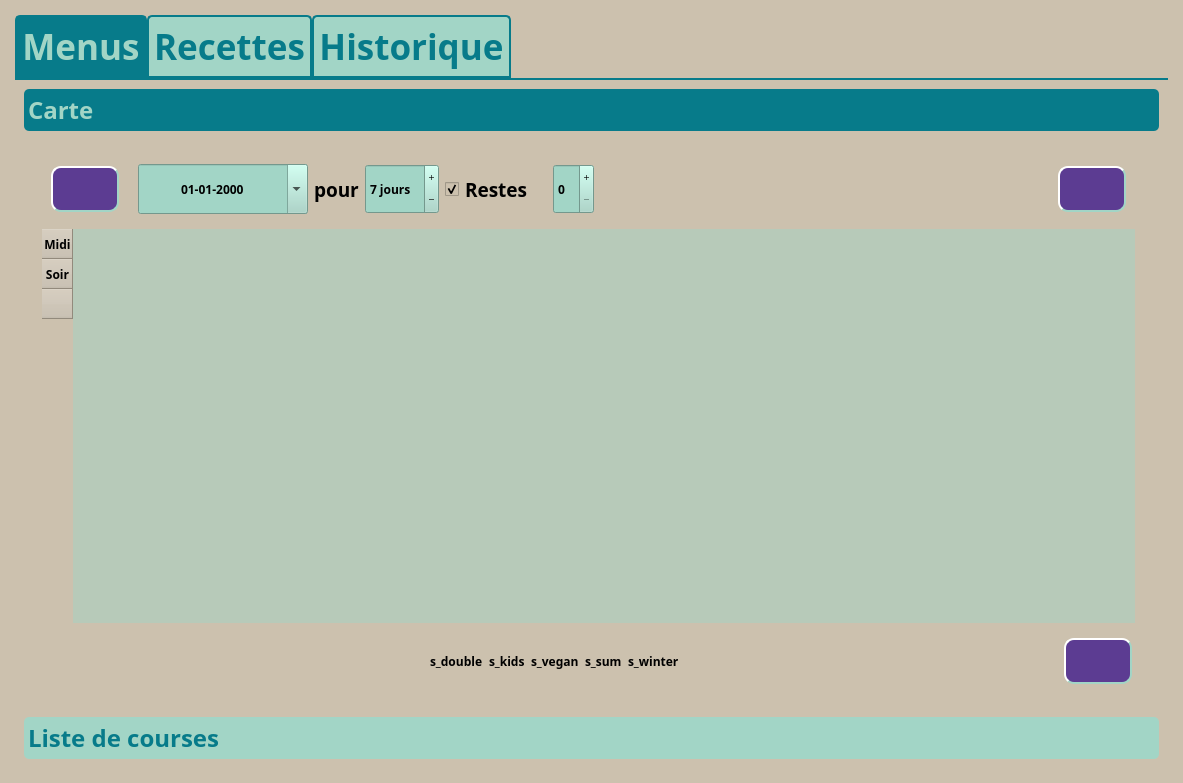
Old version of the form UI/Main_Window.ui in the repository juvarlet/a_table.
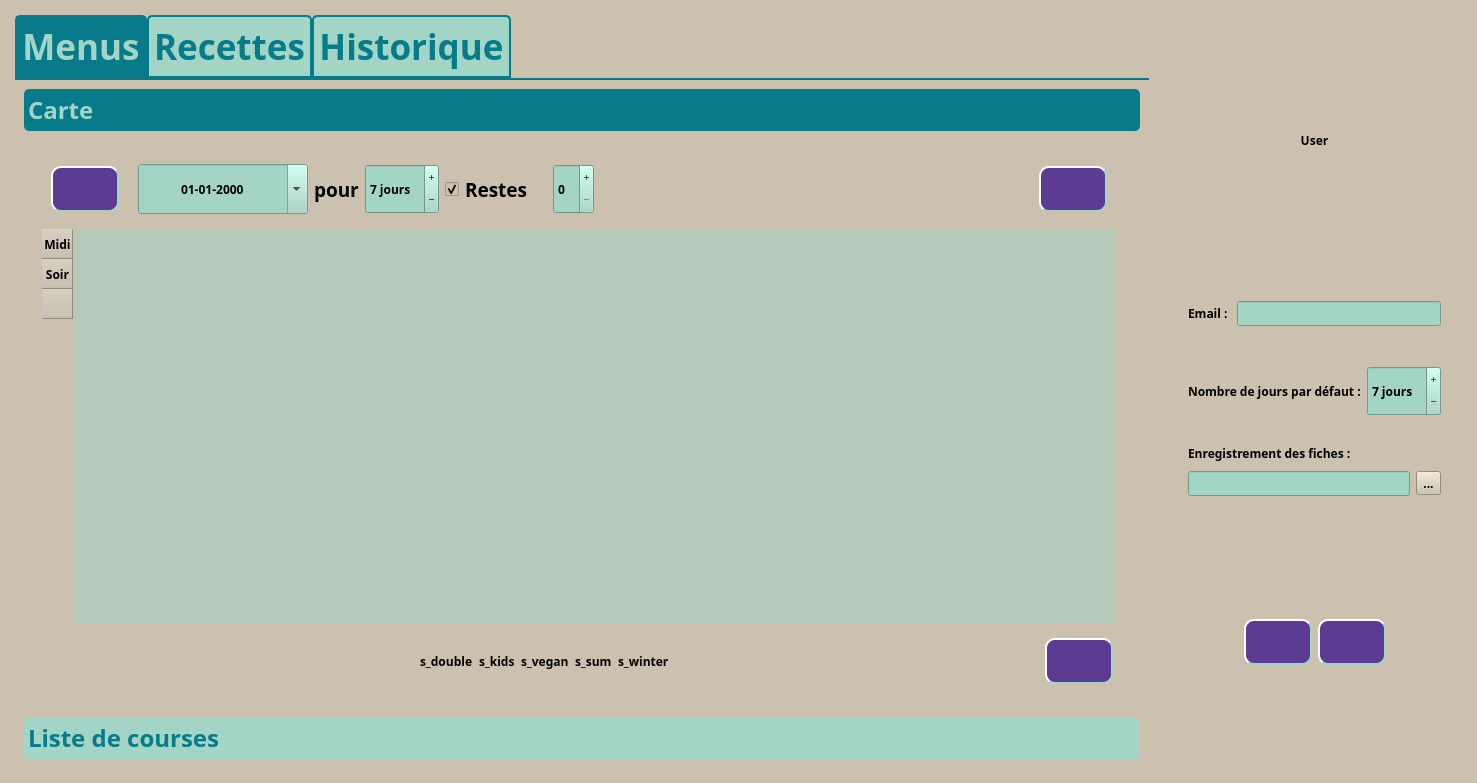
New version of the form. Icons and pictures are not drawn.

Commit message:
[FEATURE] User ID
Add User Settings icon+window
Update values and save to user.id file
...TODO connect Tool Button to askopendir dialog

The edit to the form file:
```diff
--- a/UI/Main_Window.ui
+++ b/UI/Main_Window.ui
@@ -115,6 +115,7 @@
     alignment: center;
 }
 
+
 /* Style the tab using the tab sub-control. Note that
     it reads QTabBar _not_ QTabWidget */
 QTabBar::tab {
@@ -149,6 +150,7 @@
     border-bottom-color: #077B8A; /* same as pane color */
 
 }
+
 /**/
 
 QToolBox::tab {
@@ -691,7 +693,7 @@
                <rect>
                 <x>0</x>
                 <y>0</y>
-                <width>1135</width>
+                <width>785</width>
                 <height>599</height>
                </rect>
               </property>
@@ -797,52 +799,8 @@
                     <property name="frameShadow">
                      <enum>QFrame::Raised</enum>
                     </property>
-                    <layout class="QGridLayout" name="gridLayout_13">
-                     <item row="0" column="5">
-                      <widget class="QCheckBox" name="cB_restes_2">
-                       <property name="font">
-                        <font>
-                         <family>Poiret One</family>
-                         <pointsize>14</pointsize>
-                         <weight>75</weight>
-                         <italic>false</italic>
-                         <bold>true</bold>
-                        </font>
-                       </property>
-                       <property name="toolTip">
-                        <string>Le dernier repas, c'est les restes!</string>
-                       </property>
-                       <property name="text">
-                        <string>Restes</string>
-                       </property>
-                       <property name="checked">
-                        <bool>true</bool>
-                       </property>
-                      </widget>
-                     </item>
-                     <item row="0" column="6">
-                      <widget class="QLabel" name="label_dessert">
-                       <property name="font">
-                        <font>
-                         <family>Poiret One</family>
-                         <pointsize>14</pointsize>
-                         <weight>75</weight>
-                         <italic>false</italic>
-                         <bold>true</bold>
-                        </font>
-                       </property>
-                       <property name="toolTip">
-                        <string>Desserts</string>
-                       </property>
-                       <property name="text">
-                        <string/>
-                       </property>
-                       <property name="pixmap">
-                        <pixmap>images/icon_cupcake_t.png</pixmap>
-                       </property>
-                      </widget>
-                     </item>
-                     <item row="0" column="0">
+                    <layout class="QHBoxLayout" name="horizontalLayout">
+                     <item>
                       <widget class="QPushButton" name="pB_new_menu_2">
                        <property name="font">
                         <font>
@@ -867,7 +825,20 @@
                        </property>
                       </widget>
                      </item>
-                     <item row="0" column="2">
+                     <item>
+                      <widget class="QLabel" name="label_date">
+                       <property name="text">
+                        <string/>
+                       </property>
+                       <property name="pixmap">
+                        <pixmap>images/icon_date_3colors_t_LD.png</pixmap>
+                       </property>
+                       <property name="textInteractionFlags">
+                        <set>Qt::LinksAccessibleByMouse|Qt::TextSelectableByMouse</set>
+                       </property>
+                      </widget>
+                     </item>
+                     <item>
                       <widget class="QDateEdit" name="dateEdit_2">
                        <property name="minimumSize">
                         <size>
@@ -903,33 +874,7 @@
                        </property>
                       </widget>
                      </item>
-                     <item row="0" column="1">
-                      <widget class="QLabel" name="label_date">
-                       <property name="text">
-                        <string/>
-                       </property>
-                       <property name="pixmap">
-                        <pixmap>images/icon_date_3colors_t_LD.png</pixmap>
-                       </property>
-                       <property name="textInteractionFlags">
-                        <set>Qt::LinksAccessibleByMouse|Qt::TextSelectableByMouse</set>
-                       </property>
-                      </widget>
-                     </item>
-                     <item row="0" column="10">
-                      <spacer name="horizontalSpacer_3">
-                       <property name="orientation">
-                        <enum>Qt::Horizontal</enum>
-                       </property>
-                       <property name="sizeHint" stdset="0">
-                        <size>
-                         <width>40</width>
-                         <height>20</height>
-                        </size>
-                       </property>
-                      </spacer>
-                     </item>
-                     <item row="0" column="3">
+                     <item>
                       <widget class="QLabel" name="label_9">
                        <property name="font">
                         <font>
@@ -945,7 +890,7 @@
                        </property>
                       </widget>
                      </item>
-                     <item row="0" column="4">
+                     <item>
                       <widget class="QSpinBox" name="sB_days_2">
                        <property name="minimumSize">
                         <size>
@@ -975,7 +920,51 @@
                        </property>
                       </widget>
                      </item>
-                     <item row="0" column="7">
+                     <item>
+                      <widget class="QCheckBox" name="cB_restes_2">
+                       <property name="font">
+                        <font>
+                         <family>Poiret One</family>
+                         <pointsize>14</pointsize>
+                         <weight>75</weight>
+                         <italic>false</italic>
+                         <bold>true</bold>
+                        </font>
+                       </property>
+                       <property name="toolTip">
+                        <string>Le dernier repas, c'est les restes!</string>
+                       </property>
+                       <property name="text">
+                        <string>Restes</string>
+                       </property>
+                       <property name="checked">
+                        <bool>true</bool>
+                       </property>
+                      </widget>
+                     </item>
+                     <item>
+                      <widget class="QLabel" name="label_dessert">
+                       <property name="font">
+                        <font>
+                         <family>Poiret One</family>
+                         <pointsize>14</pointsize>
+                         <weight>75</weight>
+                         <italic>false</italic>
+                         <bold>true</bold>
+                        </font>
+                       </property>
+                       <property name="toolTip">
+                        <string>Desserts</string>
+                       </property>
+                       <property name="text">
+                        <string/>
+                       </property>
+                       <property name="pixmap">
+                        <pixmap>images/icon_cupcake_t.png</pixmap>
+                       </property>
+                      </widget>
+                     </item>
+                     <item>
                       <widget class="QSpinBox" name="sB_desserts_2">
                        <property name="minimumSize">
                         <size>
@@ -996,7 +985,20 @@
                        </property>
                       </widget>
                      </item>
-                     <item row="0" column="11">
+                     <item>
+                      <spacer name="horizontalSpacer_3">
+                       <property name="orientation">
+                        <enum>Qt::Horizontal</enum>
+                       </property>
+                       <property name="sizeHint" stdset="0">
+                        <size>
+                         <width>40</width>
+                         <height>20</height>
+                        </size>
+                       </property>
+                      </spacer>
+                     </item>
+                     <item>
                       <widget class="QPushButton" name="pB_modif">
                        <property name="font">
                         <font>
@@ -1162,7 +1164,7 @@
                <rect>
                 <x>0</x>
                 <y>0</y>
-                <width>1135</width>
+                <width>785</width>
                 <height>599</height>
                </rect>
               </property>
@@ -2768,6 +2770,232 @@
       </layout>
      </widget>
     </item>
+    <item row="0" column="1">
+     <widget class="QFrame" name="frame_settings">
+      <property name="frameShape">
+       <enum>QFrame::NoFrame</enum>
+      </property>
+      <property name="frameShadow">
+       <enum>QFrame::Raised</enum>
+      </property>
+      <layout class="QGridLayout" name="gridLayout_38">
+       <item row="1" column="0">
+        <widget class="QFrame" name="frame_5">
+         <property name="frameShape">
+          <enum>QFrame::NoFrame</enum>
+         </property>
+         <property name="frameShadow">
+          <enum>QFrame::Raised</enum>
+         </property>
+         <layout class="QGridLayout" name="gridLayout_40">
+          <item row="0" column="1">
+           <widget class="QFrame" name="frame_12">
+            <property name="frameShape">
+             <enum>QFrame::NoFrame</enum>
+            </property>
+            <property name="frameShadow">
+             <enum>QFrame::Raised</enum>
+            </property>
+            <layout class="QGridLayout" name="gridLayout_41">
+             <item row="0" column="1">
+              <widget class="QLineEdit" name="lE_email"/>
+             </item>
+             <item row="0" column="0">
+              <widget class="QLabel" name="label_12">
+               <property name="text">
+                <string>Email : </string>
+               </property>
+              </widget>
+             </item>
+            </layout>
+           </widget>
+          </item>
+          <item row="1" column="1">
+           <widget class="QFrame" name="frame_13">
+            <property name="frameShape">
+             <enum>QFrame::NoFrame</enum>
+            </property>
+            <property name="frameShadow">
+             <enum>QFrame::Raised</enum>
+            </property>
+            <layout class="QGridLayout" name="gridLayout_42">
+             <item row="0" column="0">
+              <widget class="QLabel" name="label_13">
+               <property name="text">
+                <string>Nombre de jours par défaut :</string>
+               </property>
+              </widget>
+             </item>
+             <item row="0" column="1">
+              <widget class="QSpinBox" name="sB_days">
+               <property name="minimumSize">
+                <size>
+                 <width>0</width>
+                 <height>50</height>
+                </size>
+               </property>
+               <property name="buttonSymbols">
+                <enum>QAbstractSpinBox::PlusMinus</enum>
+               </property>
+               <property name="suffix">
+                <string> jours</string>
+               </property>
+               <property name="value">
+                <number>7</number>
+               </property>
+              </widget>
+             </item>
+            </layout>
+           </widget>
+          </item>
+          <item row="2" column="1">
+           <widget class="QFrame" name="frame_14">
+            <property name="frameShape">
+             <enum>QFrame::NoFrame</enum>
+            </property>
+            <property name="frameShadow">
+             <enum>QFrame::Raised</enum>
+            </property>
+            <layout class="QGridLayout" name="gridLayout_43">
+             <item row="0" column="0">
+              <widget class="QLabel" name="label_14">
+               <property name="text">
+                <string>Enregistrement des fiches :</string>
+               </property>
+              </widget>
+             </item>
+             <item row="1" column="0">
+              <widget class="QLineEdit" name="lE_storage">
+               <property name="readOnly">
+                <bool>true</bool>
+               </property>
+              </widget>
+             </item>
+             <item row="1" column="1">
+              <widget class="QToolButton" name="toolButton">
+               <property name="text">
+                <string>...</string>
+               </property>
+              </widget>
+             </item>
+            </layout>
+           </widget>
+          </item>
+          <item row="1" column="0">
+           <spacer name="horizontalSpacer_17">
+            <property name="orientation">
+             <enum>Qt::Horizontal</enum>
+            </property>
+            <property name="sizeHint" stdset="0">
+             <size>
+              <width>40</width>
+              <height>20</height>
+             </size>
+            </property>
+           </spacer>
+          </item>
+          <item row="1" column="2">
+           <spacer name="horizontalSpacer_18">
+            <property name="orientation">
+             <enum>Qt::Horizontal</enum>
+            </property>
+            <property name="sizeHint" stdset="0">
+             <size>
+              <width>40</width>
+              <height>20</height>
+             </size>
+            </property>
+           </spacer>
+          </item>
+         </layout>
+        </widget>
+       </item>
+       <item row="0" column="0">
+        <widget class="QLabel" name="label_user">
+         <property name="toolTip">
+          <string>Préférences</string>
+         </property>
+         <property name="text">
+          <string>User</string>
+         </property>
+         <property name="alignment">
+          <set>Qt::AlignCenter</set>
+         </property>
+        </widget>
+       </item>
+       <item row="2" column="0">
+        <widget class="QFrame" name="frame_11">
+         <property name="frameShape">
+          <enum>QFrame::NoFrame</enum>
+         </property>
+         <property name="frameShadow">
+          <enum>QFrame::Raised</enum>
+         </property>
+         <layout class="QGridLayout" name="gridLayout_39">
+          <item row="0" column="2">
+           <widget class="QPushButton" name="pB_ok_3">
+            <property name="toolTip">
+             <string>Enregistrer</string>
+            </property>
+            <property name="text">
+             <string/>
+            </property>
+            <property name="iconSize">
+             <size>
+              <width>40</width>
+              <height>40</height>
+             </size>
+            </property>
+           </widget>
+          </item>
+          <item row="0" column="0">
+           <spacer name="horizontalSpacer_16">
+            <property name="orientation">
+             <enum>Qt::Horizontal</enum>
+            </property>
+            <property name="sizeHint" stdset="0">
+             <size>
+              <width>40</width>
+              <height>20</height>
+             </size>
+            </property>
+           </spacer>
+          </item>
+          <item row="0" column="1">
+           <widget class="QPushButton" name="pB_cancel_3">
+            <property name="toolTip">
+             <string>Annuler</string>
+            </property>
+            <property name="text">
+             <string/>
+            </property>
+            <property name="iconSize">
+             <size>
+              <width>40</width>
+              <height>40</height>
+             </size>
+            </property>
+           </widget>
+          </item>
+          <item row="0" column="3">
+           <spacer name="horizontalSpacer_19">
+            <property name="orientation">
+             <enum>Qt::Horizontal</enum>
+            </property>
+            <property name="sizeHint" stdset="0">
+             <size>
+              <width>40</width>
+              <height>20</height>
+             </size>
+            </property>
+           </spacer>
+          </item>
+         </layout>
+        </widget>
+       </item>
+      </layout>
+     </widget>
+    </item>
    </layout>
   </widget>
  </widget>
```
The commit also changes 10 other files.
